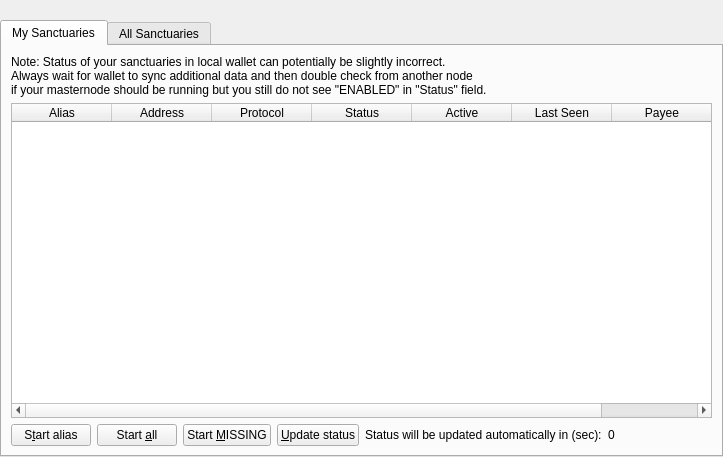
First picture: the form in src/qt/forms/masternodelist.ui, repository biblepay/biblepay_legacy, before the edit.
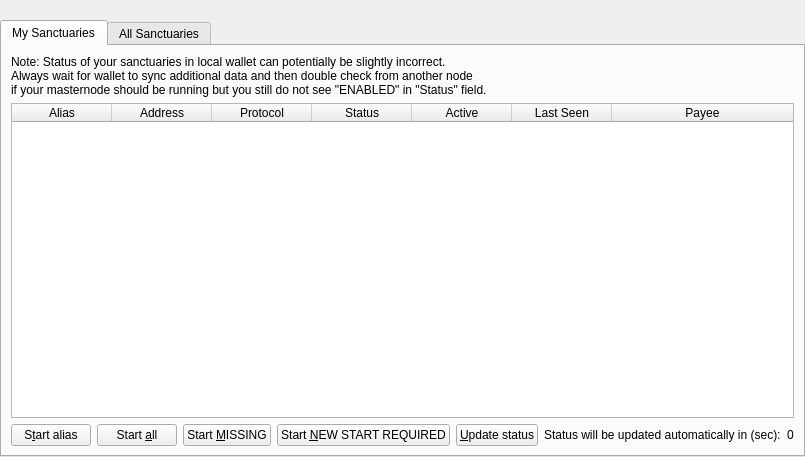
Second picture: the form after the edit.

What changed in the file:
```diff
--- a/src/qt/forms/masternodelist.ui
+++ b/src/qt/forms/masternodelist.ui
@@ -165,6 +165,13 @@
                </property>
               </widget>
              </item>
+             <item>
+                        <widget class="QPushButton" name="startNewStartRequiredButton">
+	                    <property name="text">
+	                     <string>Start &amp;NEW START REQUIRED</string>
+	                    </property>
+	                   </widget>
+	                  </item>
              <item>
               <widget class="QPushButton" name="UpdateButton">
                <property name="text">
```
Lines whose indentation alone changed are shown as unchanged.
